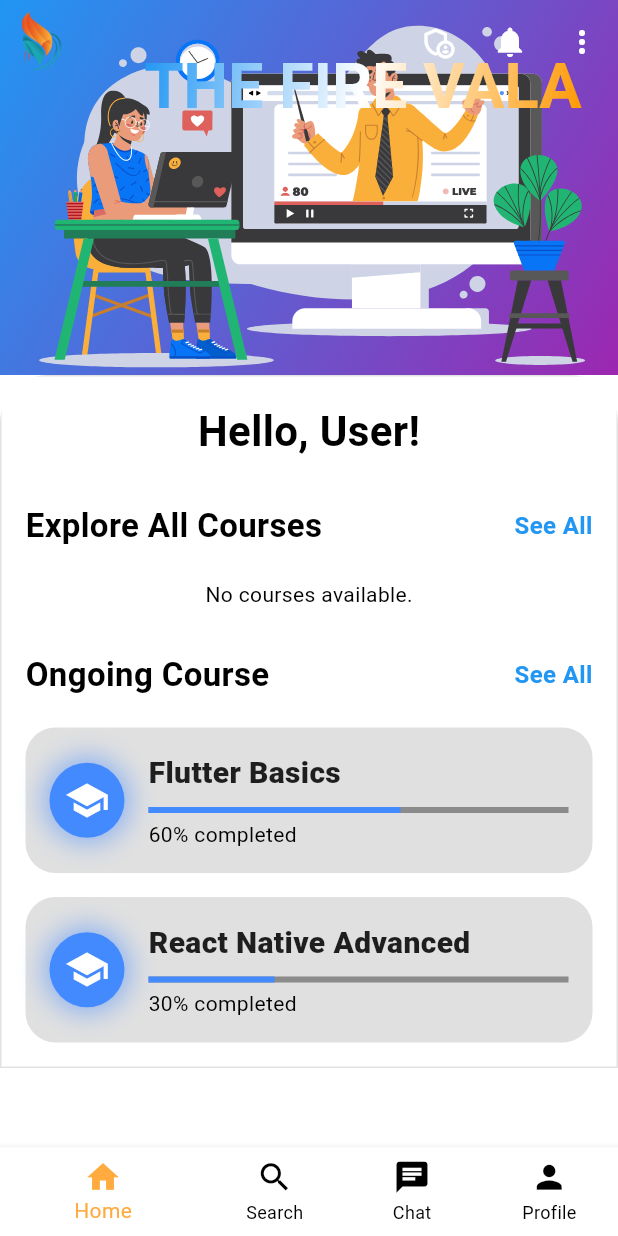
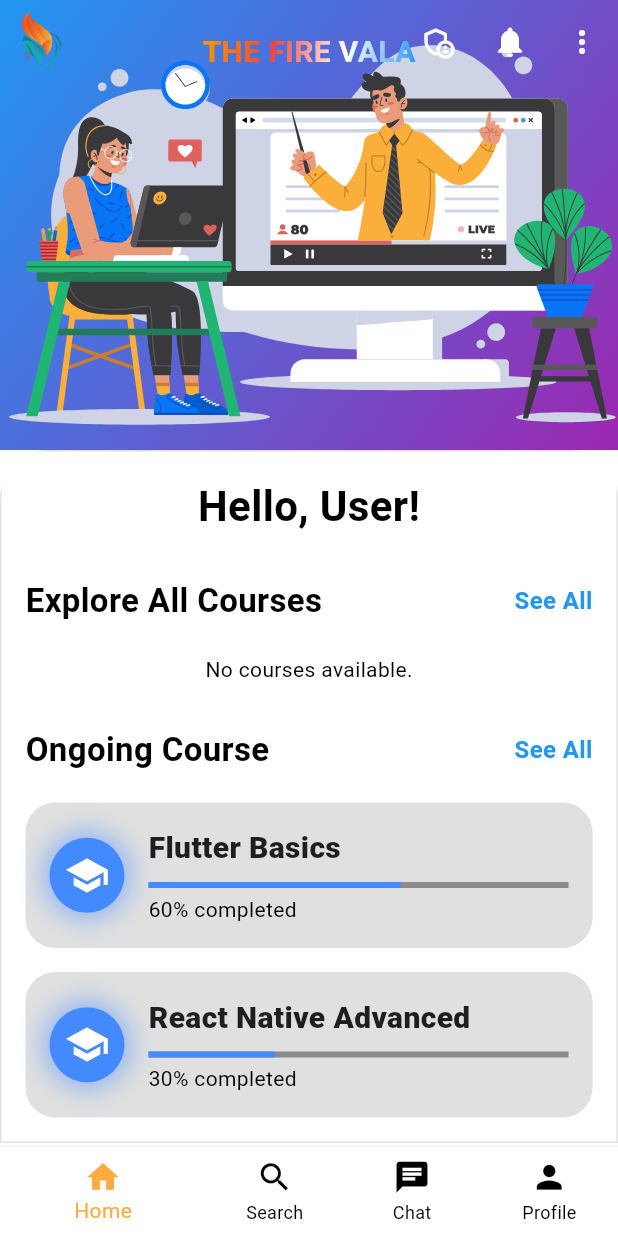
Before and after one commit to Imran-decoder/E-Learning-Platform, a Flutter app: the screen it shows after launch, after a tap on "Skip", on a phone screen of 412 x 824 dp. Run offline on Flutter 3.47's test engine with Material 3 defaults, Android fonts, the phone set to English and light mode, and no system bars; our stand-ins replace cloud_firestore, firebase_auth, firebase_core, flutter_svg, google_fonts, lottie and 1 more; accounts and stored records are empty.

Commit message:
Implemented changes for Mobile Layout

```diff
--- a/lib/screens/dashboard_screen.dart
+++ b/lib/screens/dashboard_screen.dart
@@ -9,6 +9,7 @@ import 'package:elearning/components/greeting_section.dart';
 import 'package:elearning/components/section_header.dart';
 import 'package:elearning/components/course_list.dart';
 
+// GradientText Widget with dynamic font scaling
 class GradientText extends StatelessWidget {
   final String text;
   final TextStyle? style;
@@ -22,6 +23,12 @@ class GradientText extends StatelessWidget {
 
   @override
   Widget build(BuildContext context) {
+    // Get screen width to adjust font size dynamically
+    double screenWidth = MediaQuery.of(context).size.width;
+
+    // Adjust font size based on screen width
+    double fontSize = screenWidth < 600 ? 20 : 28; // Smaller for mobile, larger for tablets/desktops
+
     return ShaderMask(
       shaderCallback: (bounds) {
         return gradient.createShader(
@@ -30,7 +37,14 @@ class GradientText extends StatelessWidget {
       },
       child: Text(
         text,
-        style: style?.copyWith(color:Colors.white) ?? TextStyle(color:Colors.white),
+        style: style?.copyWith(
+          color: Colors.white,
+          fontSize: fontSize, // Dynamically adjusted font size
+        ) ??
+            TextStyle(
+              color: Colors.white,
+              fontSize: fontSize,
+            ),
       ),
     );
   }
@@ -51,24 +65,22 @@ class _DashboardScreenState extends State<DashboardScreen> {
   @override
   void initState() {
     super.initState();
-    _fetchUserName(); // Fetch user name on initialization
+    _fetchUserName();
   }
 
   Future<void> _fetchUserName() async {
     try {
-      final User? user = FirebaseAuth.instance.currentUser; // Get the current user
+      final User? user = FirebaseAuth.instance.currentUser;
       if (user != null) {
-        // Access the user's document in the Users collection
         final DocumentSnapshot userDoc = await FirebaseFirestore.instance
             .collection('Users')
-            .doc(user.uid) // User document identified by the user's UID
-            .get(); // Get the document snapshot
+            .doc(user.uid)
+            .get();
 
-        // Extract the firstName from the 'Profile.main.firstName' field inside the user's document
         final firstName = userDoc['Profile']['main']['firstName'];
 
         setState(() {
-          _userName = firstName ?? "User"; // Default to "User" if firstName is missing
+          _userName = firstName ?? "User";
         });
       }
     } catch (e) {
@@ -95,12 +107,7 @@ class _DashboardScreenState extends State<DashboardScreen> {
     }
   }
 
-
-
-
-
   @override
-
   Widget build(BuildContext context) {
     return Scaffold(
       body: CustomScrollView(
@@ -113,44 +120,52 @@ class _DashboardScreenState extends State<DashboardScreen> {
   }
 
   Widget _buildAppBar(BuildContext context) {
+    final double screenWidth= MediaQuery.of(context).size.width;
     return SliverAppBar(
-      expandedHeight: 250,
+        pinned: false, // Allows the app bar to collapse on scroll
+        floating: false,
+        expandedHeight: 300, // Adjust height as needed
         backgroundColor: Colors.transparent,
         flexibleSpace: FlexibleSpaceBar(
-        title: Align(
-          alignment: Alignment.center,
+          background: Stack(
+            fit: StackFit.expand,
+            children: [
+              // Background animation or image
+              const DashboardHeader(
+                animationPath: 'animations/dashboard.json',
+              ),
+
+              // Overlay text at the top of the image
+              Align(
+                alignment: Alignment.topCenter,
+                child: Padding(
+                  padding: const EdgeInsets.only(top: 20), // Adjust padding for positioning
                   child: GradientText(
                     'THE FIRE VALA',
                     gradient: LinearGradient(
-              colors: [Colors.blue, Colors.white, Colors.orange],
+                      colors: [Colors.orange,Colors.red,Colors.white, Colors.blue],
                       begin: Alignment.topLeft,
                       end: Alignment.bottomRight,
                     ),
                     style: TextStyle(
-              color:Colors.white,
-              fontSize: 28,
+                      fontSize: screenWidth < 600 ? 20 : 28, // Scale font size
                       fontWeight: FontWeight.bold,
                     ),
                   ),
                 ),
-
-
-        background: const DashboardHeader(
-          animationPath: 'animations/dashboard.json',
+              ),
+            ],
           ),
         ),
-
       leading: IconButton(
         icon: Image.asset('assets/images/splash.png'),
         onPressed: () {
           Navigator.pop(context);
         },
       ),
-
       actions: [
         IconButton(
-          icon: const Icon(Icons.admin_panel_settings_outlined,
-              color: Colors.white),
+          icon: const Icon(Icons.admin_panel_settings_outlined, color: Colors.white),
           onPressed: () => Navigator.push(
             context,
             MaterialPageRoute(
@@ -177,6 +192,7 @@ class _DashboardScreenState extends State<DashboardScreen> {
           topLeft: Radius.circular(32),
           topRight: Radius.circular(32),
         ),
+        child: SingleChildScrollView(
           child: Container(
             padding: const EdgeInsets.all(16.0),
             decoration: BoxDecoration(
@@ -189,7 +205,7 @@ class _DashboardScreenState extends State<DashboardScreen> {
             child: Column(
               crossAxisAlignment: CrossAxisAlignment.start,
               children: [
-              GreetingSection(userName: _userName), // Use fetched user name
+                GreetingSection(userName: _userName),
                 const SizedBox(height: 28),
                 _buildSectionHeader(
                   title: "Explore All Courses",
@@ -211,6 +227,7 @@ class _DashboardScreenState extends State<DashboardScreen> {
             ),
           ),
         ),
+      ),
     );
   }
 
@@ -227,7 +244,7 @@ class _DashboardScreenState extends State<DashboardScreen> {
   }
 
   Widget _buildCoursesList() {
-    return FutureBuilder<List<Map<String, String>>>(  // Fetching courses data
+    return FutureBuilder<List<Map<String, String>>>(
       future: _fetchCourses(),
       builder: (context, snapshot) {
         if (snapshot.connectionState == ConnectionState.waiting) {
```
Lines whose indentation alone changed are shown as unchanged.
